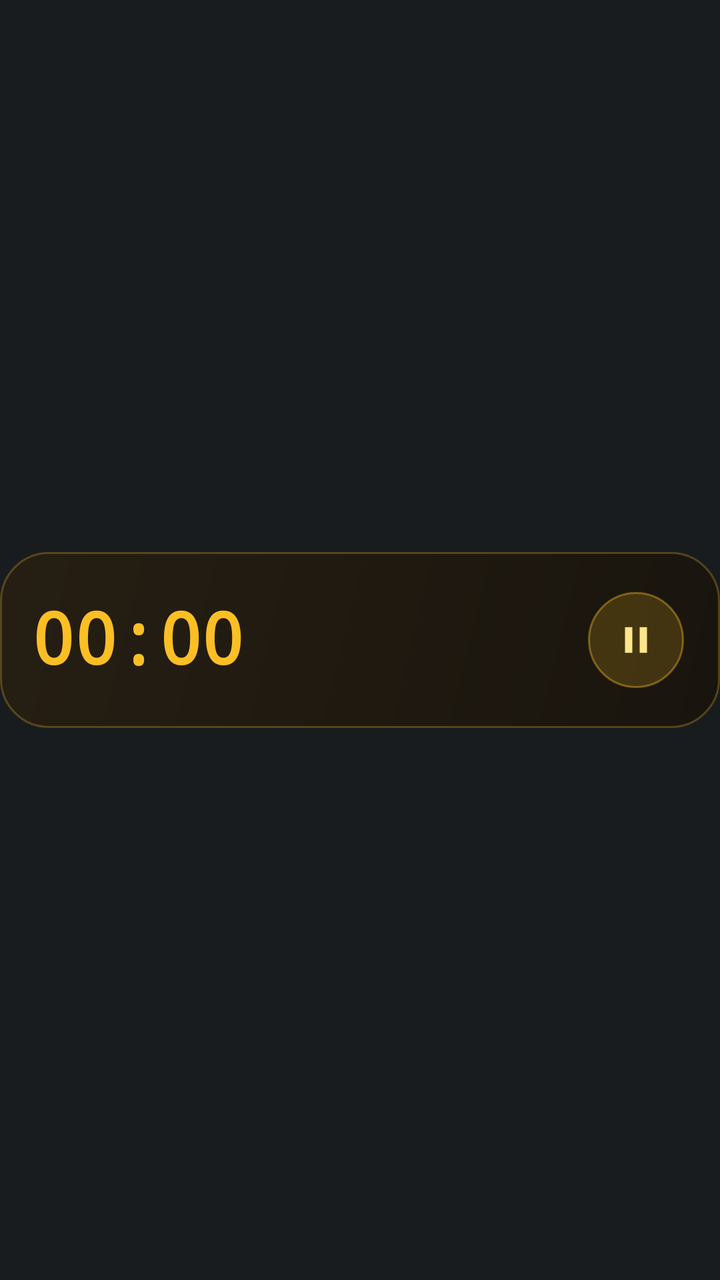
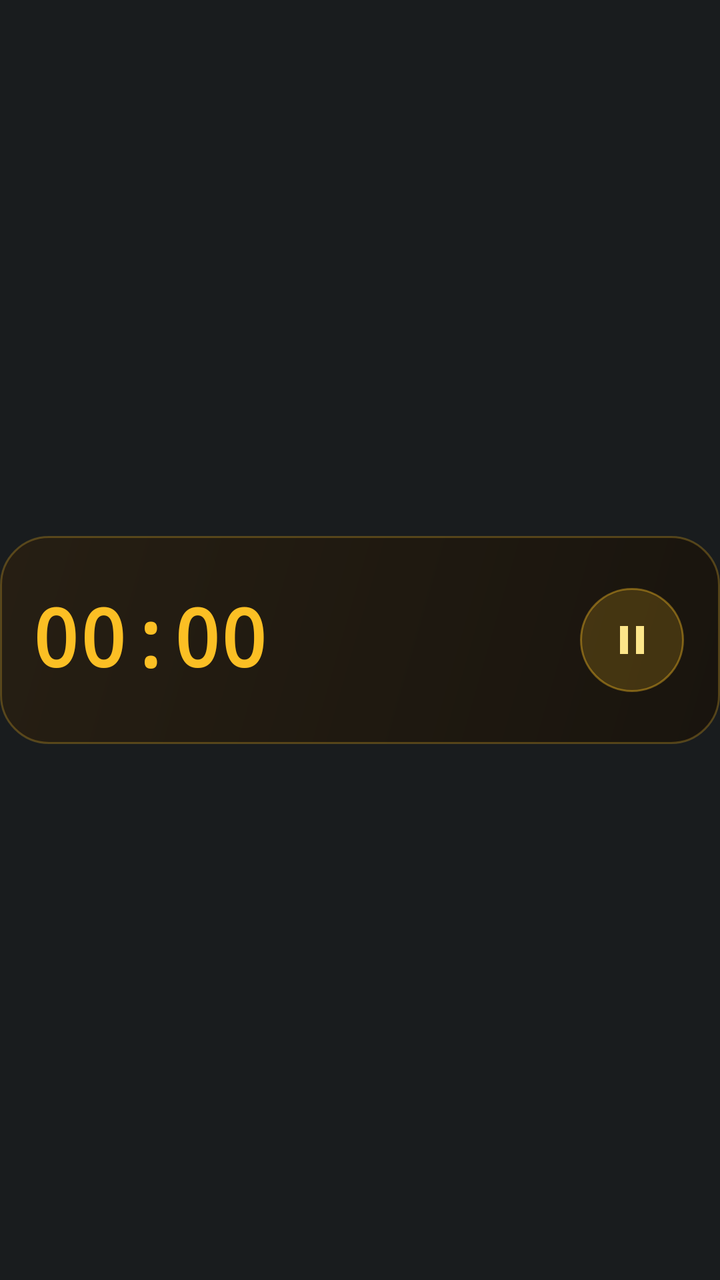

Screens rendered from an Android XML layout before and after an edit, with the pre-edit source and the edit as a unified diff.
<!-- AndroidManifest.xml: application theme Theme.AtAGlancePlus -->
<!-- res/layout/card_timer.xml -->
<?xml version="1.0" encoding="utf-8"?>
<FrameLayout xmlns:android="http://schemas.android.com/apk/res/android"
    android:id="@+id/card_root"
    style="@style/AagCardRoot">

    <LinearLayout
        android:id="@+id/card_body"
        style="@style/AagCardBody"
        android:background="@drawable/card_bg_timer"
        android:gravity="center_vertical"
        android:orientation="horizontal">

        <Chronometer
            android:id="@+id/timer_chrono"
            style="@style/AagText.Hero"
            android:layout_width="wrap_content"
            android:layout_height="wrap_content"
            android:countDown="true"
            android:fontFamily="monospace"
            android:textColor="#FFFBBF24"
            android:textStyle="bold" />

        <TextView
            android:id="@+id/timer_fixed"
            style="@style/AagText.Hero"
            android:layout_width="wrap_content"
            android:layout_height="wrap_content"
            android:fontFamily="monospace"
            android:textColor="#FFFBBF24"
            android:textStyle="bold"
            android:visibility="gone" />

        <LinearLayout
            android:layout_width="0dp"
            android:layout_height="wrap_content"
            android:layout_marginStart="10dp"
            android:layout_weight="1"
            android:orientation="vertical">

            <TextView
                android:id="@+id/timer_title"
                style="@style/AagText.Title"
                android:layout_width="match_parent"
                android:layout_height="wrap_content" />

            <TextView
                android:id="@+id/timer_detail"
                style="@style/AagText.Detail"
                android:layout_width="match_parent"
                android:layout_height="wrap_content"
                android:textColor="#FFFDE68A" />
        </LinearLayout>

        <FrameLayout
            android:id="@+id/timer_button"
            android:layout_width="48dp"
            android:layout_height="48dp"
            android:layout_marginStart="6dp"
            android:background="@drawable/timer_button_bg"
            android:contentDescription="Pause or resume">

            <ImageView
                android:id="@+id/timer_button_icon"
                android:layout_width="22dp"
                android:layout_height="22dp"
                android:layout_gravity="center"
                android:contentDescription="@null"
                android:src="@drawable/ic_media_pause"
                android:tint="#FFFDE68A" />
        </FrameLayout>

        <LinearLayout
            android:id="@+id/complications"
            android:layout_width="84dp"
            android:layout_height="match_parent"
            android:layout_marginStart="8dp"
            android:gravity="center_vertical"
            android:orientation="vertical"
            android:visibility="gone" />
    </LinearLayout>

    
    <ImageView
        android:id="@+id/hold_bar"
        android:layout_width="match_parent"
        android:layout_height="@dimen/card_body_height"
        android:layout_gravity="center_vertical"
        android:contentDescription="@null"
        android:duplicateParentState="true"
        android:scaleType="fitXY"
        android:src="@drawable/hold_bar_red_400" />
</FrameLayout>
<!-- resources referenced by this layout -->
<resources>
  <dimen name="card_body_height">88dp</dimen>
  <!-- drawable timer_button_bg (drawable) -->
  <?xml version="1.0" encoding="utf-8"?>
  <shape xmlns:android="http://schemas.android.com/apk/res/android" android:shape="oval">
      <solid android:color="#2EFBBF24" />
      <stroke android:width="1dp" android:color="#66FBBF24" />
  </shape>
  <style name="AagCardBody">
          <item name="android:layout_width">match_parent</item>
          <item name="android:layout_height">@dimen/card_body_height</item>
          <item name="android:layout_gravity">center_vertical</item>
          <item name="android:paddingStart">16dp</item>
          <item name="android:paddingEnd">18dp</item>
      </style>
  <style name="AagCardRoot">
          <item name="android:layout_width">match_parent</item>
          <item name="android:layout_height">88dp</item>
          <item name="android:clipChildren">false</item>
          <item name="android:clipToPadding">false</item>
      </style>
  <style name="AagText.Detail">
          <item name="android:textSize">13sp</item>
          <item name="android:fontFamily">sans-serif</item>
          <item name="android:lineHeight">17sp</item>
          <item name="android:letterSpacing">0.0077</item>
          <item name="android:textColor">#FFD8E2F0</item>
      </style>
  <style name="AagText.Hero">
          <item name="android:textSize">36sp</item>
          <item name="android:fontFamily">sans-serif-medium</item>
          <item name="android:lineHeight">38sp</item>
          <item name="android:letterSpacing">-0.0139</item>
          <item name="android:ellipsize">none</item>
      </style>
  <style name="AagText.Title">
          <item name="android:textSize">17sp</item>
          <item name="android:fontFamily">sans-serif-medium</item>
          <item name="android:lineHeight">21sp</item>
      </style>
  <style name="Theme.AtAGlancePlus" parent="android:Theme.DeviceDefault.NoActionBar">
          <item name="android:windowLightStatusBar">false</item>
      </style>
  <!-- drawable hold_bar_red_full (drawable) -->
  <?xml version="1.0" encoding="utf-8"?>
  <vector xmlns:android="http://schemas.android.com/apk/res/android"
      android:width="380dp"
      android:height="76dp"
      android:viewportWidth="380"
      android:viewportHeight="76">
      <path
          android:name="ring"
          android:pathData="M190.0,1.25 H356 A22.75,22.75 0 0 1 378.75,24 V52 A22.75,22.75 0 0 1 356,74.75 H24 A22.75,22.75 0 0 1 1.25,52 V24 A22.75,22.75 0 0 1 24,1.25 Z"
          android:strokeColor="#FFF43F5E"
          android:strokeLineCap="round"
          android:strokeWidth="2.5"
          android:trimPathEnd="1" />
  </vector>
  <!-- drawable hold_bar_empty (drawable) -->
  <?xml version="1.0" encoding="utf-8"?>
  <vector xmlns:android="http://schemas.android.com/apk/res/android"
      android:width="380dp"
      android:height="76dp"
      android:viewportWidth="380"
      android:viewportHeight="76">
      <path
          android:name="ring"
          android:pathData="M190.0,1.25 H356 A22.75,22.75 0 0 1 378.75,24 V52 A22.75,22.75 0 0 1 356,74.75 H24 A22.75,22.75 0 0 1 1.25,52 V24 A22.75,22.75 0 0 1 24,1.25 Z"
          android:strokeColor="#00000000"
          android:strokeLineCap="round"
          android:strokeWidth="2.5"
          android:trimPathEnd="0" />
  </vector>
  <!-- drawable hold_bar_red_zero (drawable) -->
  <?xml version="1.0" encoding="utf-8"?>
  <vector xmlns:android="http://schemas.android.com/apk/res/android"
      android:width="380dp"
      android:height="76dp"
      android:viewportWidth="380"
      android:viewportHeight="76">
      <path
          android:name="ring"
          android:pathData="M190.0,1.25 H356 A22.75,22.75 0 0 1 378.75,24 V52 A22.75,22.75 0 0 1 356,74.75 H24 A22.75,22.75 0 0 1 1.25,52 V24 A22.75,22.75 0 0 1 24,1.25 Z"
          android:strokeColor="#FFF43F5E"
          android:strokeLineCap="round"
          android:strokeWidth="2.5"
          android:trimPathEnd="0" />
  </vector>
  <!-- unchanged entries left out for length: 4 -->
</resources>

<!-- the commit's change to res/layout/card_timer.xml (unified diff, before → after) -->
@@ -53,16 +53,16 @@
 
         <FrameLayout
             android:id="@+id/timer_button"
-            android:layout_width="48dp"
-            android:layout_height="48dp"
+            android:layout_width="52dp"
+            android:layout_height="52dp"
             android:layout_marginStart="6dp"
             android:background="@drawable/timer_button_bg"
             android:contentDescription="Pause or resume">
 
             <ImageView
                 android:id="@+id/timer_button_icon"
-                android:layout_width="22dp"
-                android:layout_height="22dp"
+                android:layout_width="24dp"
+                android:layout_height="24dp"
                 android:layout_gravity="center"
                 android:contentDescription="@null"
                 android:src="@drawable/ic_media_pause"
<!-- resource entries referenced after the edit -->
@@ -1,6 +1,6 @@
 <!-- resources referenced by this layout -->
 <resources>
-  <dimen name="card_body_height">88dp</dimen>
+  <dimen name="card_body_height">104dp</dimen>
   <!-- drawable timer_button_bg (drawable) -->
   <?xml version="1.0" encoding="utf-8"?>
   <shape xmlns:android="http://schemas.android.com/apk/res/android" android:shape="oval">
@@ -16,28 +16,28 @@
       </style>
   <style name="AagCardRoot">
           <item name="android:layout_width">match_parent</item>
-          <item name="android:layout_height">88dp</item>
+          <item name="android:layout_height">@dimen/card_body_height</item>
           <item name="android:clipChildren">false</item>
           <item name="android:clipToPadding">false</item>
       </style>
   <style name="AagText.Detail">
-          <item name="android:textSize">13sp</item>
+          <item name="android:textSize">13.5sp</item>
           <item name="android:fontFamily">sans-serif</item>
-          <item name="android:lineHeight">17sp</item>
+          <item name="android:lineHeight">18sp</item>
           <item name="android:letterSpacing">0.0077</item>
           <item name="android:textColor">#FFD8E2F0</item>
       </style>
   <style name="AagText.Hero">
-          <item name="android:textSize">36sp</item>
+          <item name="android:textSize">40sp</item>
           <item name="android:fontFamily">sans-serif-medium</item>
-          <item name="android:lineHeight">38sp</item>
-          <item name="android:letterSpacing">-0.0139</item>
+          <item name="android:lineHeight">42sp</item>
+          <item name="android:letterSpacing">-0.0125</item>
           <item name="android:ellipsize">none</item>
       </style>
   <style name="AagText.Title">
-          <item name="android:textSize">17sp</item>
+          <item name="android:textSize">18.5sp</item>
           <item name="android:fontFamily">sans-serif-medium</item>
-          <item name="android:lineHeight">21sp</item>
+          <item name="android:lineHeight">23sp</item>
       </style>
   <style name="Theme.AtAGlancePlus" parent="android:Theme.DeviceDefault.NoActionBar">
           <item name="android:windowLightStatusBar">false</item>
@@ -45,13 +45,13 @@
   <!-- drawable hold_bar_red_full (drawable) -->
   <?xml version="1.0" encoding="utf-8"?>
   <vector xmlns:android="http://schemas.android.com/apk/res/android"
-      android:width="380dp"
-      android:height="76dp"
-      android:viewportWidth="380"
-      android:viewportHeight="76">
+      android:width="420dp"
+      android:height="104dp"
+      android:viewportWidth="420"
+      android:viewportHeight="104">
       <path
           android:name="ring"
-          android:pathData="M190.0,1.25 H356 A22.75,22.75 0 0 1 378.75,24 V52 A22.75,22.75 0 0 1 356,74.75 H24 A22.75,22.75 0 0 1 1.25,52 V24 A22.75,22.75 0 0 1 24,1.25 Z"
+          android:pathData="M210.0,1.25 H396 A22.75,22.75 0 0 1 418.75,24 V80 A22.75,22.75 0 0 1 396,102.75 H24 A22.75,22.75 0 0 1 1.25,80 V24 A22.75,22.75 0 0 1 24,1.25 Z"
           android:strokeColor="#FFF43F5E"
           android:strokeLineCap="round"
           android:strokeWidth="2.5"
@@ -60,13 +60,13 @@
   <!-- drawable hold_bar_empty (drawable) -->
   <?xml version="1.0" encoding="utf-8"?>
   <vector xmlns:android="http://schemas.android.com/apk/res/android"
-      android:width="380dp"
-      android:height="76dp"
-      android:viewportWidth="380"
-      android:viewportHeight="76">
+      android:width="420dp"
+      android:height="104dp"
+      android:viewportWidth="420"
+      android:viewportHeight="104">
       <path
           android:name="ring"
-          android:pathData="M190.0,1.25 H356 A22.75,22.75 0 0 1 378.75,24 V52 A22.75,22.75 0 0 1 356,74.75 H24 A22.75,22.75 0 0 1 1.25,52 V24 A22.75,22.75 0 0 1 24,1.25 Z"
+          android:pathData="M210.0,1.25 H396 A22.75,22.75 0 0 1 418.75,24 V80 A22.75,22.75 0 0 1 396,102.75 H24 A22.75,22.75 0 0 1 1.25,80 V24 A22.75,22.75 0 0 1 24,1.25 Z"
           android:strokeColor="#00000000"
           android:strokeLineCap="round"
           android:strokeWidth="2.5"
@@ -75,13 +75,13 @@
   <!-- drawable hold_bar_red_zero (drawable) -->
   <?xml version="1.0" encoding="utf-8"?>
   <vector xmlns:android="http://schemas.android.com/apk/res/android"
-      android:width="380dp"
-      android:height="76dp"
-      android:viewportWidth="380"
-      android:viewportHeight="76">
+      android:width="420dp"
+      android:height="104dp"
+      android:viewportWidth="420"
+      android:viewportHeight="104">
       <path
           android:name="ring"
-          android:pathData="M190.0,1.25 H356 A22.75,22.75 0 0 1 378.75,24 V52 A22.75,22.75 0 0 1 356,74.75 H24 A22.75,22.75 0 0 1 1.25,52 V24 A22.75,22.75 0 0 1 24,1.25 Z"
+          android:pathData="M210.0,1.25 H396 A22.75,22.75 0 0 1 418.75,24 V80 A22.75,22.75 0 0 1 396,102.75 H24 A22.75,22.75 0 0 1 1.25,80 V24 A22.75,22.75 0 0 1 24,1.25 Z"
           android:strokeColor="#FFF43F5E"
           android:strokeLineCap="round"
           android:strokeWidth="2.5"
